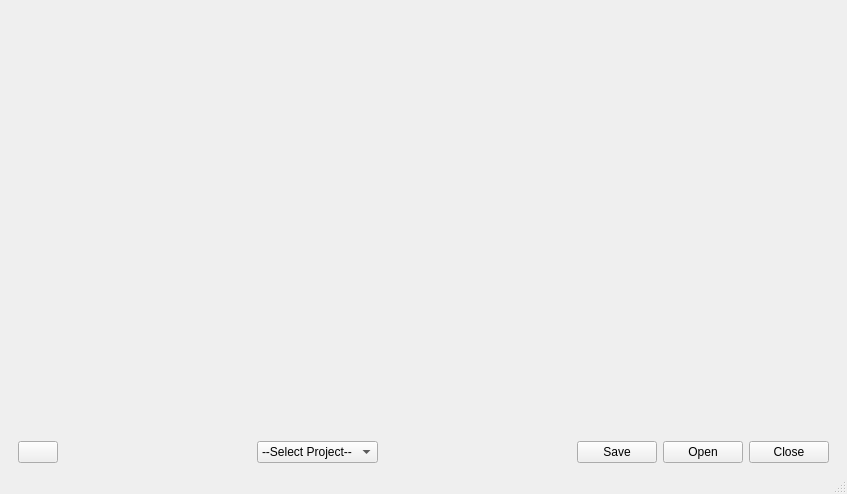
Old version of the form ui/explorer.ui in the repository iceanimations/customui.
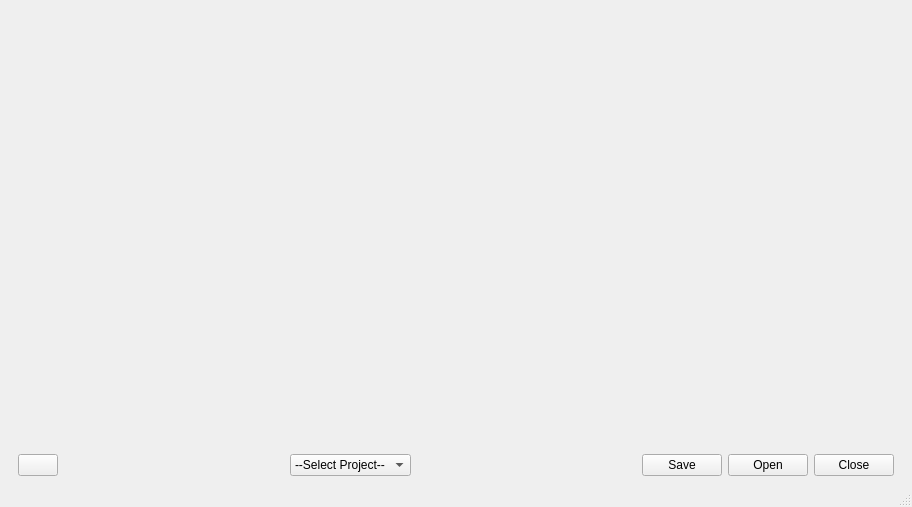
New version of the form.

Commit message: addFilesBox method added to the Explorer class

Patch:
```diff
--- a/ui/explorer.ui
+++ b/ui/explorer.ui
@@ -6,8 +6,8 @@
    <rect>
     <x>0</x>
     <y>0</y>
-    <width>847</width>
-    <height>494</height>
+    <width>912</width>
+    <height>507</height>
    </rect>
   </property>
   <property name="windowTitle">
@@ -18,7 +18,7 @@
     <item>
      <widget class="QSplitter" name="scrollerLayout">
       <property name="sizePolicy">
-       <sizepolicy hsizetype="Expanding" vsizetype="Expanding">
+       <sizepolicy hsizetype="Minimum" vsizetype="Expanding">
         <horstretch>0</horstretch>
         <verstretch>0</verstretch>
        </sizepolicy>
```
Left out of the diff: 2 changed lines with no effect on the pictures. The commit also changes 1 other file.
